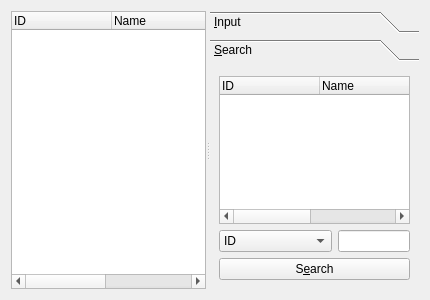
Qt form clientmanagerform.ui (KimYooseon/osstem) before a commit.
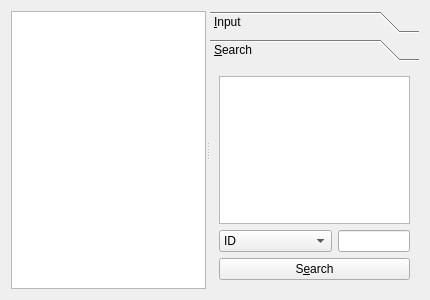
The same form after that commit. The open tabs and pages were chosen to show the change.

```diff
--- a/clientmanagerform.ui
+++ b/clientmanagerform.ui
@@ -22,30 +22,34 @@
      <widget class="QWidget" name="layoutWidget">
       <layout class="QVBoxLayout" name="listVerticalLayout">
        <item>
-        <widget class="QTreeWidget" name="treeWidget">
-         <property name="rootIsDecorated">
+        <widget class="QTableView" name="clientTableView">
+         <property name="editTriggers">
+          <set>QAbstractItemView::NoEditTriggers</set>
+         </property>
+         <property name="alternatingRowColors">
+          <bool>true</bool>
+         </property>
+         <property name="selectionBehavior">
+          <enum>QAbstractItemView::SelectRows</enum>
+         </property>
+         <property name="sortingEnabled">
           <bool>false</bool>
          </property>
-         <column>
-          <property name="text">
-           <string>ID</string>
-          </property>
-         </column>
-         <column>
-          <property name="text">
-           <string>Name</string>
-          </property>
-         </column>
-         <column>
-          <property name="text">
-           <string>Phone Number</string>
-          </property>
-         </column>
-         <column>
-          <property name="text">
-           <string>Address</string>
-          </property>
-         </column>
+         <attribute name="horizontalHeaderVisible">
+          <bool>true</bool>
+         </attribute>
+         <attribute name="horizontalHeaderCascadingSectionResizes">
+          <bool>false</bool>
+         </attribute>
+         <attribute name="horizontalHeaderShowSortIndicator" stdset="0">
+          <bool>false</bool>
+         </attribute>
+         <attribute name="horizontalHeaderStretchLastSection">
+          <bool>false</bool>
+         </attribute>
+         <attribute name="verticalHeaderVisible">
+          <bool>false</bool>
+         </attribute>
         </widget>
        </item>
       </layout>
@@ -174,30 +178,10 @@
        </attribute>
        <layout class="QVBoxLayout" name="verticalLayout_3">
         <item>
-         <widget class="QTreeWidget" name="searchTreeWidget">
-          <property name="rootIsDecorated">
+         <widget class="QTableView" name="searchTableView">
+          <attribute name="verticalHeaderVisible">
            <bool>false</bool>
-          </property>
-          <column>
-           <property name="text">
-            <string>ID</string>
-           </property>
-          </column>
-          <column>
-           <property name="text">
-            <string>Name</string>
-           </property>
-          </column>
-          <column>
-           <property name="text">
-            <string>Phone Number</string>
-           </property>
-          </column>
-          <column>
-           <property name="text">
-            <string>Address</string>
-           </property>
-          </column>
+          </attribute>
          </widget>
         </item>
         <item>
```
Left out of the diff: 2 changed lines with no effect on the pictures.
